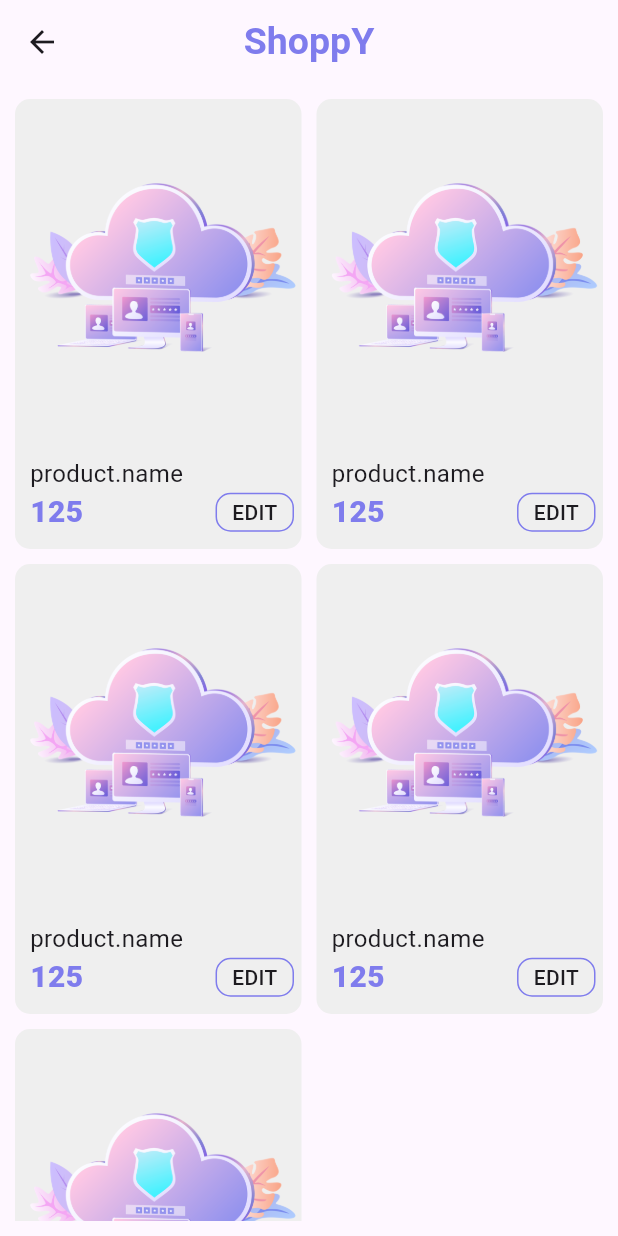
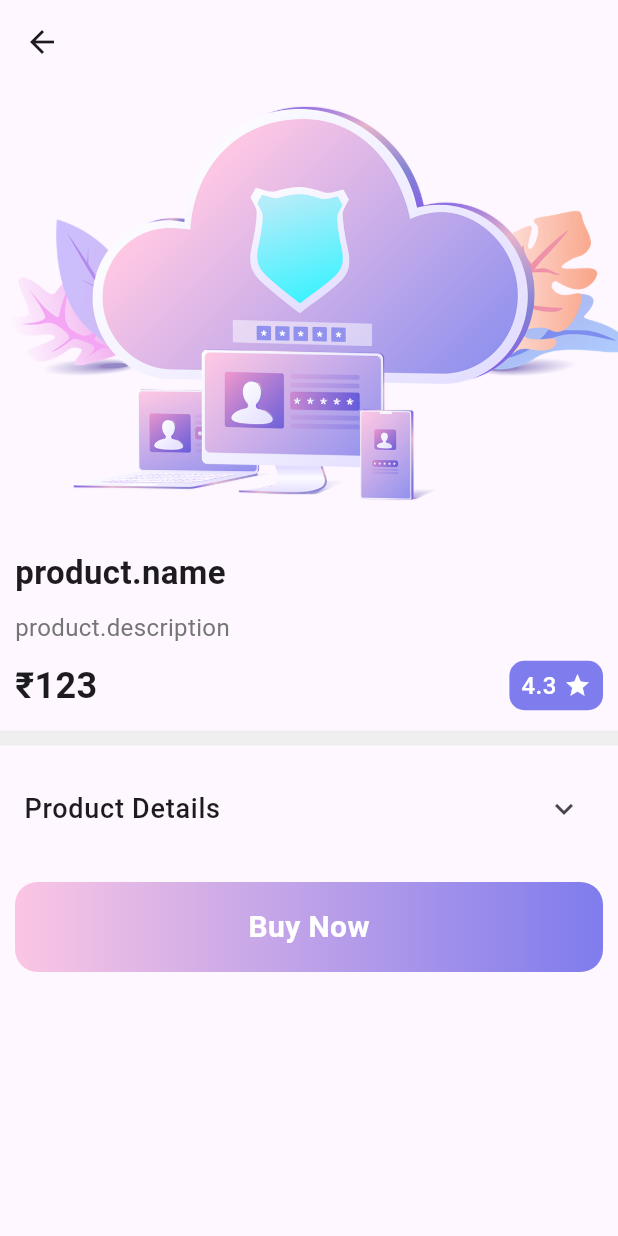
Before and after one commit to AbhinandhanaPU/flutter_machine_test_products, a Flutter app: the ProductListView screen opened directly, after a tap on "EDIT", on a phone screen of 412 x 824 dp. Run offline on Flutter 3.47's test engine with Material 3 defaults, Android fonts, the phone set to English and light mode, and no system bars.

Commit message:
product details view

```diff
--- a/lib/view/login_view.dart
+++ b/lib/view/login_view.dart
@@ -77,7 +77,10 @@ class LoginView extends StatelessWidget {
                   SizedBox(
                     height: 10,
                   ),
-                  GestureDetector(
+                  CustomcoloredButton(
+                    text: 'LOGIN',
+                    height: 60,
+                    width: double.infinity,
                     onTap: () {
                       // if (formKey.currentState!.validate()) {}
                       Navigator.push(
@@ -86,11 +89,6 @@ class LoginView extends StatelessWidget {
                             builder: (context) => ProductListView(),
                           ));
                     },
-                    child: CustomcoloredButton(
-                      text: 'LOGIN',
-                      height: 60,
-                      width: double.infinity,
-                    ),
                   )
                 ],
               ),
--- /dev/null
+++ b/lib/view/product_update_view.dart
@@ -0,0 +1,171 @@
+import 'package:flutter/material.dart';
+import 'package:flutter_machine_test_products/utils/colors.dart';
+import 'package:flutter_machine_test_products/widgets/custom_button.dart';
+
+class ProductUpdateView extends StatelessWidget {
+  const ProductUpdateView({super.key});
+
+  @override
+  Widget build(BuildContext context) {
+    return Scaffold(
+      appBar: AppBar(),
+      body: SingleChildScrollView(
+        child: Column(
+          spacing: 10,
+          crossAxisAlignment: CrossAxisAlignment.start,
+          children: [
+            Center(
+              child: Image.asset(
+                'assets/login.png',
+                height: 300,
+                fit: BoxFit.fitHeight,
+              ),
+            ),
+            Padding(
+              padding: const EdgeInsets.symmetric(horizontal: 10),
+              child: Column(
+                spacing: 10,
+                crossAxisAlignment: CrossAxisAlignment.start,
+                children: [
+                  Text(
+                    'product.name',
+                    style: const TextStyle(
+                      fontSize: 22,
+                      fontWeight: FontWeight.bold,
+                    ),
+                  ),
+                  Text(
+                    'product.description',
+                    style: TextStyle(
+                      fontSize: 16,
+                      color: Colors.grey[600],
+                    ),
+                  ),
+                  Row(
+                    mainAxisAlignment: MainAxisAlignment.spaceBetween,
+                    children: [
+                      Text(
+                        '₹123',
+                        style: const TextStyle(
+                          fontSize: 24,
+                          fontWeight: FontWeight.bold,
+                        ),
+                      ),
+                      Container(
+                        padding: EdgeInsets.symmetric(
+                          horizontal: 8,
+                          vertical: 5,
+                        ),
+                        decoration: BoxDecoration(
+                          color: AppColors.darkPrimary,
+                          borderRadius: BorderRadius.circular(10),
+                        ),
+                        child: Row(
+                          spacing: 5,
+                          children: [
+                            Text(
+                              '4.3',
+                              style: TextStyle(
+                                fontSize: 16,
+                                fontWeight: FontWeight.w500,
+                                color: AppColors.whiteColor,
+                              ),
+                            ),
+                            Icon(
+                              Icons.star,
+                              size: 18,
+                              color: AppColors.whiteColor,
+                            ),
+                          ],
+                        ),
+                      ),
+                    ],
+                  ),
+                ],
+              ),
+            ),
+            const Divider(
+              thickness: 10,
+              color: AppColors.lightGrey,
+            ),
+            Theme(
+              data:
+                  Theme.of(context).copyWith(dividerColor: Colors.transparent),
+              child: ExpansionTile(
+                title: Text(
+                  'Product Details',
+                  style: TextStyle(fontWeight: FontWeight.w500, fontSize: 18),
+                ),
+                children: [
+                  ListTile(
+                    title: Text(
+                      'Essence Mascara Lash Princess',
+                      style: TextStyle(fontWeight: FontWeight.bold),
+                    ),
+                    subtitle: Column(
+                      spacing: 5,
+                      crossAxisAlignment: CrossAxisAlignment.start,
+                      children: [
+                        buildDetailRow("Category", "Beauty"),
+                        buildDetailRow("Brand", "Essence"),
+                        buildDetailRow("Price", "\$9.99 (7.17% Off)"),
+                        buildDetailRow("Stock", "5 (Low Stock)"),
+                        buildDetailRow("Rating", "4.94 ⭐"),
+                        buildDetailRow("Weight", "2g"),
+                        buildDetailRow(
+                            "Dimensions", "23.17 x 14.43 x 28.01 cm"),
+                        buildDetailRow("Warranty", "1 Month"),
+                      ],
+                    ),
+                  ),
+                ],
+              ),
+            ),
+            Padding(
+              padding: const EdgeInsets.symmetric(horizontal: 10, vertical: 10),
+              child: CustomcoloredButton(
+                height: 60,
+                width: double.infinity,
+                text: 'Buy Now',
+                onTap: () {},
+              ),
+            ),
+          ],
+        ),
+      ),
+    );
+  }
+
+  Widget buildDetailRow(
+    String title,
+    String value,
+  ) {
+    return Padding(
+      padding: const EdgeInsets.symmetric(vertical: 2),
+      child: Row(
+        children: [
+          Expanded(
+            flex: 4,
+            child: Text(
+              title,
+              style: TextStyle(
+                fontSize: 16,
+                fontWeight: FontWeight.bold,
+              ),
+            ),
+          ),
+          Expanded(
+            flex: 6,
+            child: Text(
+              value,
+              style: TextStyle(
+                fontSize: 15,
+                color: AppColors.blackColor,
+              ),
+            ),
+          ),
+        ],
+      ),
+    );
+  }
+}
--- a/lib/view/product_view.dart
+++ b/lib/view/product_view.dart
@@ -1,5 +1,6 @@
 import 'package:flutter/material.dart';
 import 'package:flutter_machine_test_products/utils/colors.dart';
+import 'package:flutter_machine_test_products/view/product_update_view.dart';
 
 class ProductListView extends StatelessWidget {
   const ProductListView({super.key});
@@ -75,7 +76,14 @@ class ProductListView extends StatelessWidget {
                                 ),
                               ),
                               GestureDetector(
-                                onTap: () {},
+                                onTap: () {
+                                  Navigator.push(
+                                      context,
+                                      MaterialPageRoute(
+                                        builder: (context) =>
+                                            ProductUpdateView(),
+                                      ));
+                                },
                                 child: Container(
                                   padding: EdgeInsets.symmetric(
                                     horizontal: 10,
--- a/lib/widgets/custom_button.dart
+++ b/lib/widgets/custom_button.dart
@@ -5,16 +5,20 @@ class CustomcoloredButton extends StatelessWidget {
   final String text;
   final double height;
   final double width;
+  final void Function()? onTap;
   const CustomcoloredButton({
     super.key,
     required this.text,
     required this.height,
     required this.width,
+    this.onTap,
   });
 
   @override
   Widget build(BuildContext context) {
-    return Container(
+    return GestureDetector(
+      onTap: onTap,
+      child: Container(
         height: height,
         width: width,
         decoration: BoxDecoration(
@@ -38,6 +42,7 @@ class CustomcoloredButton extends StatelessWidget {
             ),
           ),
         ),
+      ),
     );
   }
 }
```
Lines whose indentation alone changed are shown as unchanged.
